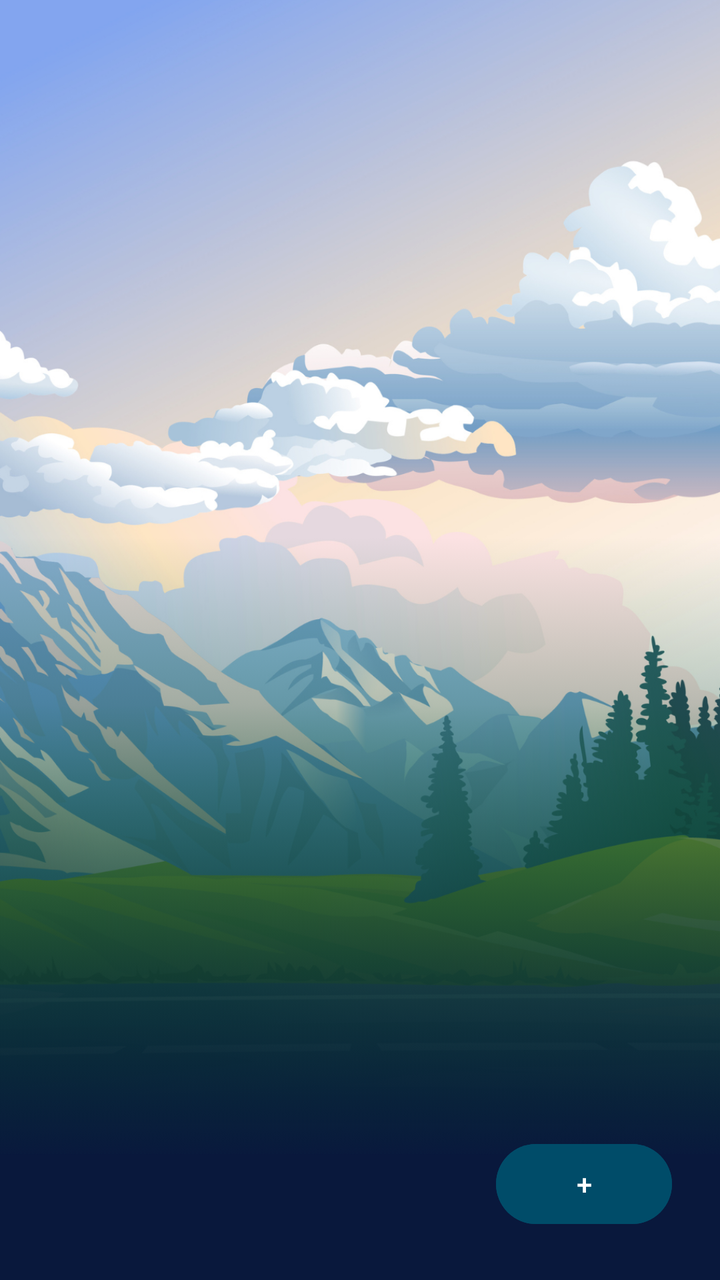
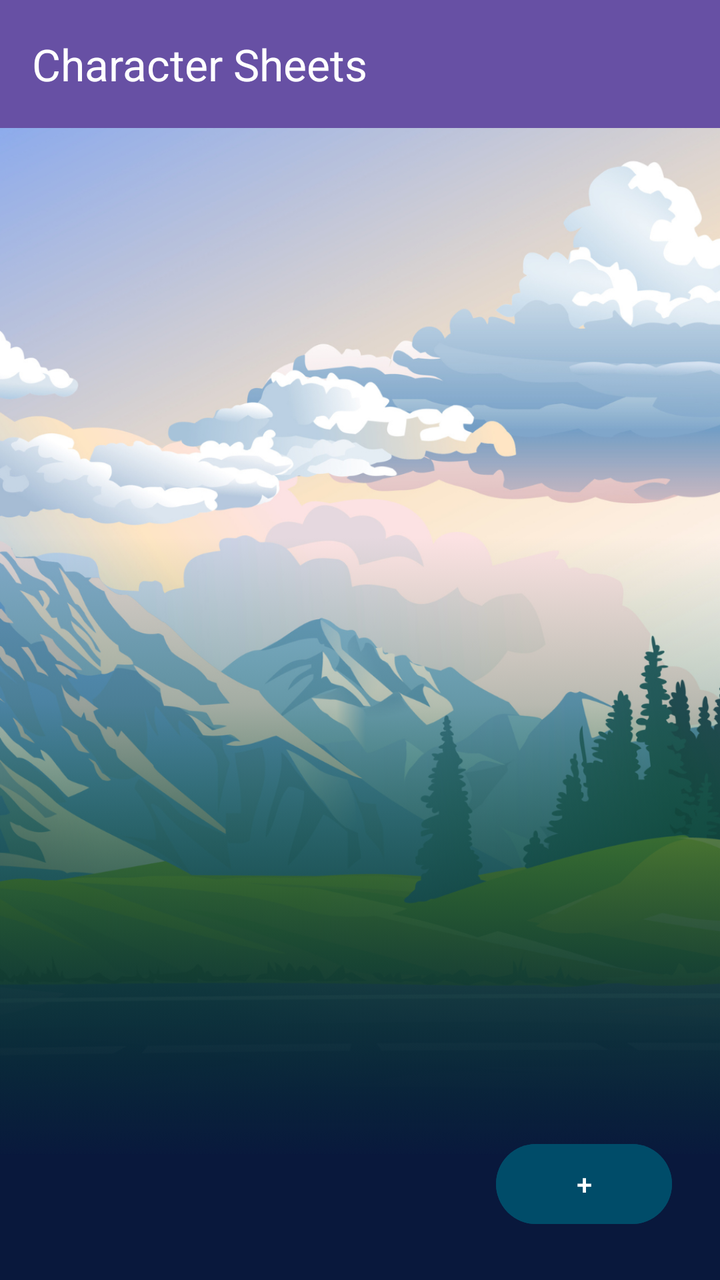

Before-and-after screenshots of an Android layout around one commit, followed by the original layout XML and the change that was made.
<!-- AndroidManifest.xml: application theme Theme.Tavernia -->
<!-- res/layout/activity_main.xml -->
<?xml version="1.0" encoding="utf-8"?>
<androidx.constraintlayout.widget.ConstraintLayout xmlns:android="http://schemas.android.com/apk/res/android"
    xmlns:app="http://schemas.android.com/apk/res-auto"
    xmlns:tools="http://schemas.android.com/tools"
    android:id="@+id/main"
    android:layout_width="match_parent"
    android:layout_height="match_parent"
    android:background="@drawable/bg_page_accueil"
    tools:context=".MainActivity">

    <androidx.recyclerview.widget.RecyclerView
        android:id="@+id/character_recycler_view"
        android:layout_width="match_parent"
        android:layout_height="match_parent"
        tools:layout_editor_absoluteY="8dp" />

    <Button
        android:id="@+id/create_sheet_button"
        android:layout_width="wrap_content"
        android:layout_height="wrap_content"
        android:layout_marginEnd="24dp"
        android:layout_marginBottom="24dp"
        android:backgroundTint="@color/material_dynamic_primary30"
        android:text="+"
        app:layout_constraintBottom_toBottomOf="parent"
        app:layout_constraintEnd_toEndOf="parent" />

</androidx.constraintlayout.widget.ConstraintLayout>
<!-- resources referenced by this layout -->
<resources>
  <!-- drawable bg_page_accueil: png bitmap (drawable, 911363 bytes) -->
  <style name="Theme.Tavernia" parent="Base.Theme.Tavernia" />
  <style name="Base.Theme.Tavernia" parent="Theme.Material3.DayNight.NoActionBar">
          
          
      </style>
</resources>

<!-- the commit's change to res/layout/activity_main.xml (unified diff, before → after) -->
@@ -8,10 +8,23 @@
     android:background="@drawable/bg_page_accueil"
     tools:context=".MainActivity">
 
+    <androidx.appcompat.widget.Toolbar
+        android:id="@+id/toolbar"
+        android:layout_width="match_parent"
+        android:layout_height="wrap_content"
+        android:background="?attr/colorPrimary"
+        android:theme="@style/ThemeOverlay.AppCompat.Dark.ActionBar"
+        app:title="Character Sheets"
+        app:titleTextColor="@android:color/white"
+        app:popupTheme="@style/ThemeOverlay.AppCompat.Light"
+        tools:ignore="MissingConstraints" />
+
     <androidx.recyclerview.widget.RecyclerView
         android:id="@+id/character_recycler_view"
         android:layout_width="match_parent"
-        android:layout_height="match_parent"
+        android:layout_height="0dp"
+        android:layout_margin="5dp"
+        app:layout_constraintTop_toBottomOf="@id/toolbar"
         tools:layout_editor_absoluteY="8dp" />
 
     <Button
@@ -24,5 +37,4 @@
         android:text="+"
         app:layout_constraintBottom_toBottomOf="parent"
         app:layout_constraintEnd_toEndOf="parent" />
-
 </androidx.constraintlayout.widget.ConstraintLayout>
